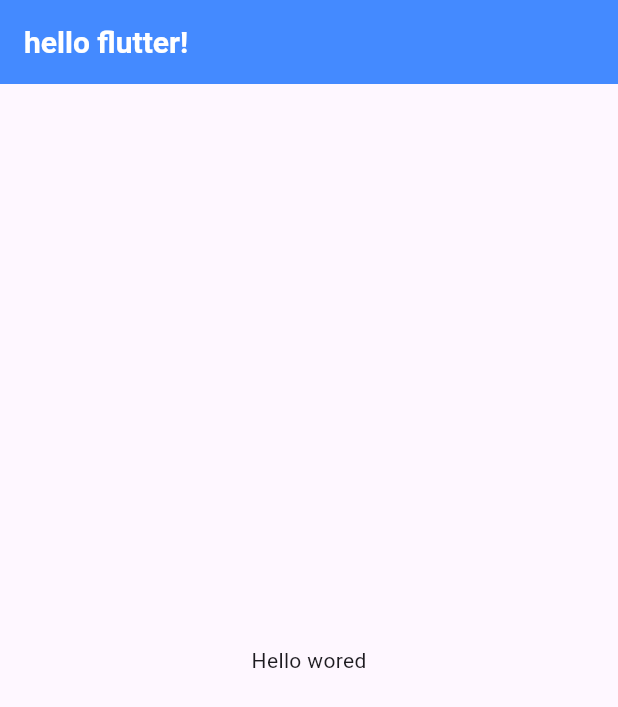
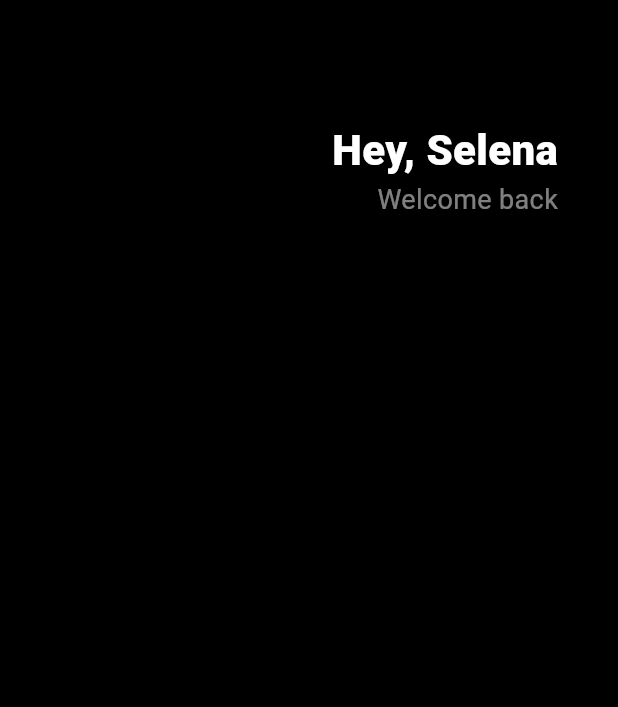
Before and after one commit to qpaseo/test, a Flutter app: the screen it shows after launch, on a phone screen of 412 x 824 dp. Shown: the top 707 px of the screen. Run offline on Flutter 3.47's test engine with Material 3 defaults, Android fonts, the phone set to English and light mode, and no system bars.

Commit message:
update :: 챕터3 Header-(스타일)

```diff
--- a/toonflix/lib/main.dart
+++ b/toonflix/lib/main.dart
@@ -30,22 +30,40 @@
 
     return MaterialApp(
       home: Scaffold(
-        appBar: AppBar(
-          elevation: 0,
-          shadowColor: Colors.black,
-          centerTitle: false,
-          title: Text(
-            "hello flutter!",
-            style: TextStyle(
-              color: Colors.white,
-              fontSize: 20,
-              fontWeight: FontWeight.bold,
-            ),
+        backgroundColor: Colors.black,
+        body: Padding(
+          padding: EdgeInsets.symmetric(horizontal: 40),
+          child: Column(
+            children: [
+              SizedBox(
+                height: 80,
+              ),
+              Row(
+                mainAxisAlignment: MainAxisAlignment.end,
+                children: [
+                  Column(
+                    crossAxisAlignment: CrossAxisAlignment.end,
+                    children: [
+                      Text(
+                        'Hey, Selena',
+                        style: TextStyle(
+                            color: Colors.white,
+                            fontSize: 28,
+                            fontWeight: FontWeight.w800),
+                      ),
+                      Text(
+                        'Welcome back',
+                        style: TextStyle(
+                          color: Color.fromRGBO(255, 255, 255, 0.5),
+                          fontSize: 18,
+                        ),
+                      ),
+                    ],
+                  )
+                ],
+              )
+            ],
           ),
-          backgroundColor: Colors.blueAccent,
-        ),
-        body: Center(
-          child: Text("Hello wored"),
         ),
       ),
     );
```
